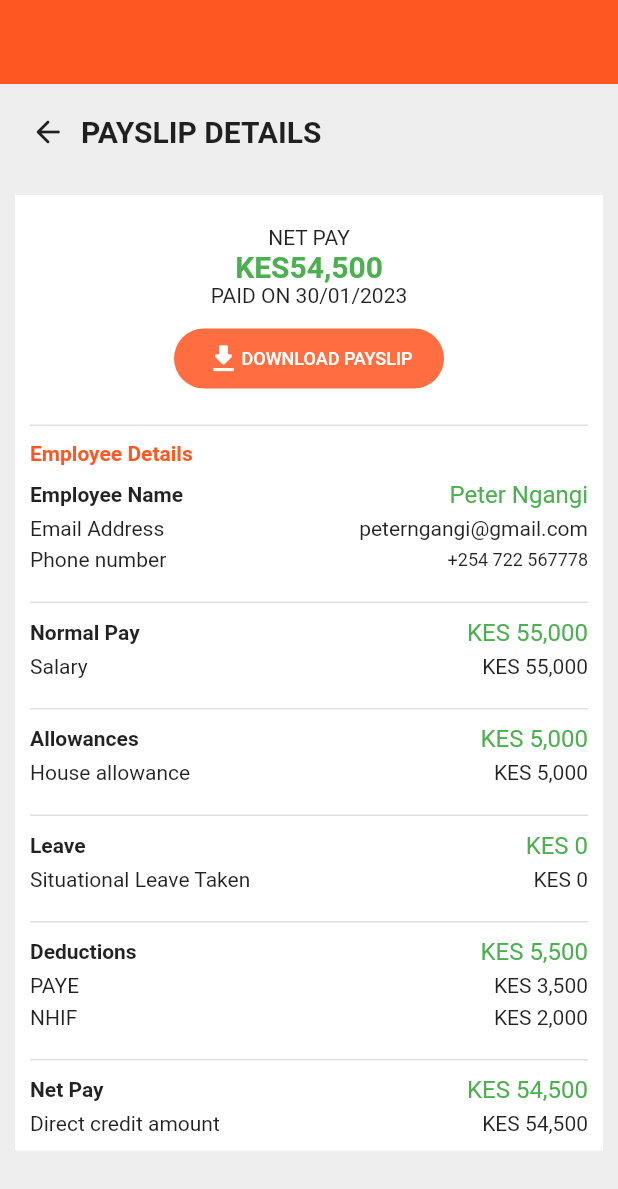
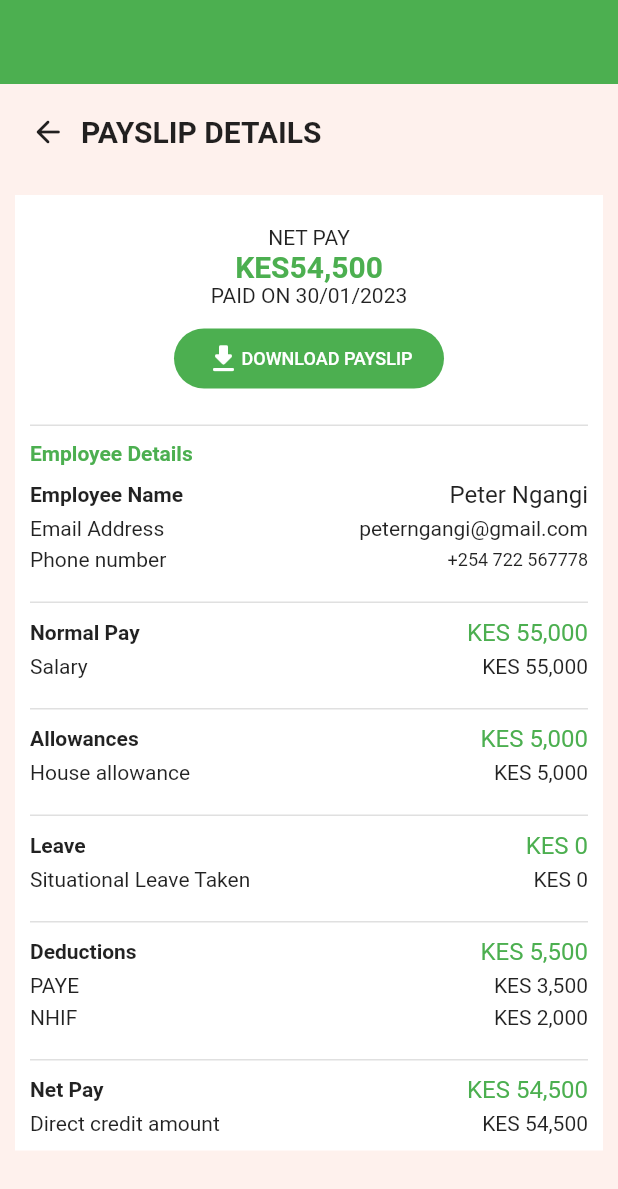
Before and after one commit to BernardMugita/apprisals_front-end, a Flutter app: the screen it shows after launch, item 4 of the bottom bar chosen, after a tap on "Prepare Payslip", on a phone screen of 412 x 824 dp. Shown: the top 1189 px of the screen. Run offline on Flutter 3.47's test engine with Material 2 defaults, Android fonts, the phone set to English and light mode, and no system bars; our stand-ins replace gap.

Commit message:
UI Changes made to Employee, Tasks and Payslips components and widgets

```diff
--- a/lib/screens/Payslips/payslips_list.dart
+++ b/lib/screens/Payslips/payslips_list.dart
@@ -1,4 +1,4 @@
-import 'package:employee_insights/widgets/App_widgets/top_decoration.dart';
+import 'package:employee_insights/widgets/App_widgets/top_decoration_alternate.dart';
 import 'package:employee_insights/widgets/Payslip_widgets/payslip_banner.dart';
 import 'package:employee_insights/widgets/Payslip_widgets/payslip_component.dart';
 import 'package:flutter/material.dart';
@@ -14,11 +14,10 @@ class _PayslipsListState extends State<PayslipsList> {
   @override
   Widget build(BuildContext context) {
     return Scaffold(
-        backgroundColor: Colors.grey[200],
+        backgroundColor: const Color(0xFFFEF1ED),
         floatingActionButton: ElevatedButton(
           style: ElevatedButton.styleFrom(
-              backgroundColor: Colors.deepOrange,
-              maximumSize: const Size(160, 40)),
+              backgroundColor: Colors.green, maximumSize: const Size(160, 40)),
           onPressed: () {
             Navigator.pushNamed(context, '/single_slip');
           },
@@ -26,7 +25,7 @@ class _PayslipsListState extends State<PayslipsList> {
         ),
         body: Column(
           children: [
-            const TopDecoration(),
+            const TopDecorationAlternate(),
             const PayslipBanner(),
             Container(
               padding: const EdgeInsets.all(15),
--- a/lib/screens/Payslips/single_payslip.dart
+++ b/lib/screens/Payslips/single_payslip.dart
@@ -11,9 +11,9 @@ class _SinglePayslipState extends State<SinglePayslip> {
   @override
   Widget build(BuildContext context) {
     return Scaffold(
-      backgroundColor: Colors.grey[200],
+      backgroundColor: const Color(0xFFFEF1ED),
       appBar: AppBar(
-        backgroundColor: Colors.deepOrange,
+        backgroundColor: Colors.green,
         elevation: 0,
         // remove the back arrow
         automaticallyImplyLeading: false,
@@ -82,7 +82,7 @@ class _SinglePayslipState extends State<SinglePayslip> {
                       ),
                       TextButton(
                           style: TextButton.styleFrom(
-                            backgroundColor: Colors.deepOrangeAccent,
+                            backgroundColor: Colors.green,
                             foregroundColor: Colors.white,
                             maximumSize: const Size(180, 50),
                             shape: RoundedRectangleBorder(
@@ -115,7 +115,7 @@ class _SinglePayslipState extends State<SinglePayslip> {
                             style: TextStyle(
                                 fontSize: 14,
                                 fontWeight: FontWeight.bold,
-                                color: Colors.deepOrange)),
+                                color: Colors.green)),
                       ]),
                       SizedBox(height: 10),
                       Row(
@@ -127,7 +127,8 @@ class _SinglePayslipState extends State<SinglePayslip> {
                           SizedBox(
                               child: Text('Peter Ngangi',
                                   style: TextStyle(
-                                      fontSize: 16, color: Colors.green)))
+                                    fontSize: 16,
+                                  )))
                         ],
                       ),
                       SizedBox(
--- a/lib/screens/Tasks/tasks_list.dart
+++ b/lib/screens/Tasks/tasks_list.dart
@@ -14,7 +14,7 @@ class _TasksListState extends State<TasksList> {
   @override
   Widget build(BuildContext context) {
     return Scaffold(
-        backgroundColor: Colors.grey[200],
+        backgroundColor: const Color(0xFFFEF1ED),
         body: SingleChildScrollView(
             padding: const EdgeInsets.only(bottom: 20),
             child: Column(
--- a/lib/widgets/App_widgets/end_drawer.dart
+++ b/lib/widgets/App_widgets/end_drawer.dart
@@ -12,6 +12,7 @@ class _EndDrawerState extends State<EndDrawer> {
   @override
   Widget build(BuildContext context) {
     return Drawer(
+      backgroundColor: const Color(0xFFFEF1ED),
       child: ListView(
         children: [
           const UserAccountsDrawerHeader(
@@ -32,7 +33,8 @@ class _EndDrawerState extends State<EndDrawer> {
           ),
           ListTile(
             title: const Text('Dashboard'),
-            leading: const Icon(Icons.dashboard_outlined),
+            leading:
+                const Icon(Icons.dashboard_outlined, color: Colors.deepOrange),
             onTap: () {
               // Navigate to the user's profile screen
               Navigator.pushNamed(context, '/');
@@ -40,7 +42,8 @@ class _EndDrawerState extends State<EndDrawer> {
           ),
           ListTile(
             title: const Text('Profile'),
-            leading: const Icon(Icons.person_2_outlined),
+            leading:
+                const Icon(Icons.person_2_outlined, color: Colors.deepOrange),
             onTap: () {
               // Navigate to the user's profile screen
               Navigator.pushNamed(context, '/');
@@ -48,7 +51,8 @@ class _EndDrawerState extends State<EndDrawer> {
           ),
           ListTile(
             title: const Text('Notifications'),
-            leading: const Icon(Icons.notifications_outlined),
+            leading: const Icon(Icons.notifications_outlined,
+                color: Colors.deepOrange),
             onTap: () {
               // Navigate to the notifications screen
               Navigator.pushNamed(context, '/');
@@ -56,7 +60,8 @@ class _EndDrawerState extends State<EndDrawer> {
           ),
           ListTile(
             title: const Text('Messages'),
-            leading: const Icon(Icons.message_outlined),
+            leading:
+                const Icon(Icons.message_outlined, color: Colors.deepOrange),
             onTap: () {
               // Navigate to the user's profile screen
               Navigator.pushNamed(context, '/messages');
@@ -64,7 +69,8 @@ class _EndDrawerState extends State<EndDrawer> {
           ),
           ListTile(
             title: const Text('Settings'),
-            leading: const Icon(Icons.settings_outlined),
+            leading:
+                const Icon(Icons.settings_outlined, color: Colors.deepOrange),
             onTap: () {
               // Navigate to the notifications screen
               Navigator.pushNamed(context, '/');
@@ -73,7 +79,7 @@ class _EndDrawerState extends State<EndDrawer> {
           const Divider(), // Add a divider between main items and secondary items
           ListTile(
             title: const Text('Logout'),
-            leading: const Icon(Icons.exit_to_app),
+            leading: const Icon(Icons.exit_to_app, color: Colors.deepOrange),
             onTap: () {
               // Perform logout action
               // You can implement your logout logic here
--- /dev/null
+++ b/lib/widgets/App_widgets/top_decoration_alternate.dart
@@ -0,0 +1,41 @@
+import 'package:flutter/material.dart';
+
+class TopDecorationAlternate extends StatelessWidget {
+  const TopDecorationAlternate({super.key});
+
+  @override
+  Widget build(BuildContext context) {
+    return SizedBox(
+      height: 100,
+      child: ListView(
+        scrollDirection: Axis.horizontal,
+        children: [
+          Container(
+            width: 100,
+            color: Colors.green,
+          ),
+          Container(
+            width: 100,
+            color: Colors.greenAccent,
+          ),
+          Container(
+            width: 100,
+            color: Colors.lightGreen,
+          ),
+          Container(
+            width: 100,
+            color: Colors.lightGreenAccent,
+          ),
+          Container(
+            width: 100,
+            color: Colors.yellow,
+          ),
+          Container(
+            width: 100,
+            color: Colors.orange,
+          ),
+        ],
+      ),
+    );
+  }
+}
```
Also changed, not shown: lib/screens/Employees/employee_apprisal.dart (+10 -5 lines), lib/screens/Employees/employees.dart (+5 -5 lines), lib/screens/Tasks/single_task_view.dart (+31 -11 lines), lib/widgets/App_widgets/top_decoration_yellow.dart (added, +41 -0 lines).
